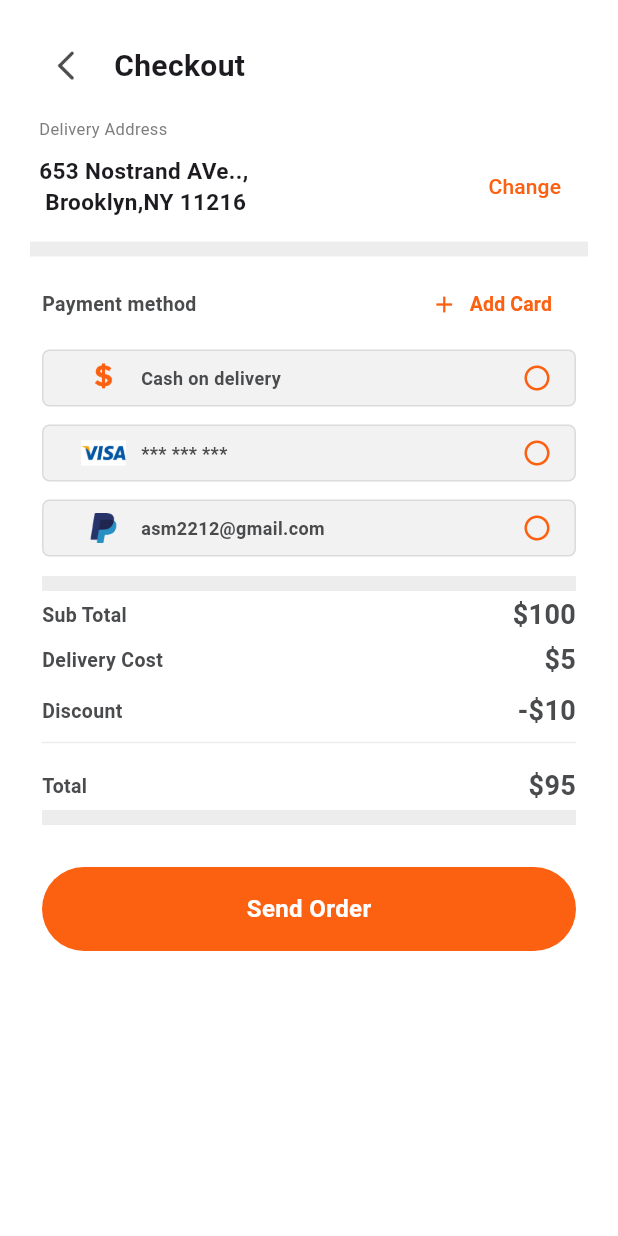
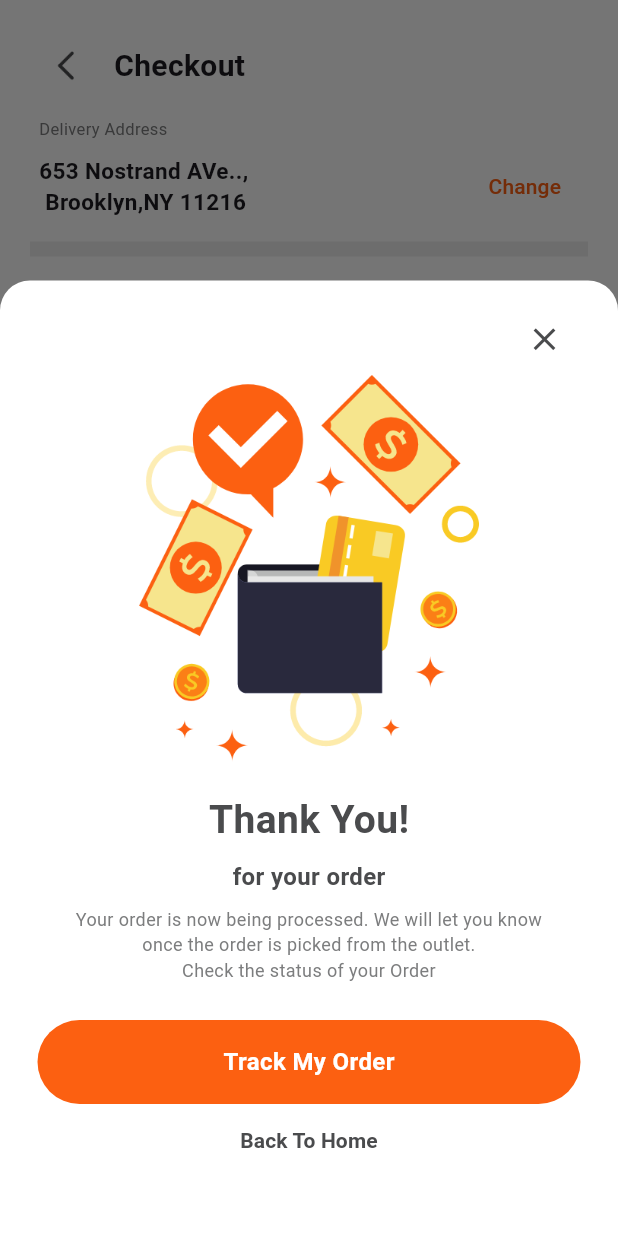
Before and after one commit to asm2212/jegoli, a Flutter app: the CheckoutScreen screen opened directly, after a tap on "Send Order", on a phone screen of 412 x 824 dp. Run offline on Flutter 3.47's test engine with Material 3 defaults, Android fonts, the phone set to English and light mode, and no system bars; our stand-ins replace flutter_rating_bar, google_maps_flutter, image_picker; missing offline and left inert: custom_map_markers, otp_pin_field; Roboto replaces fonts that are missing (Metropolis).

Commit message:
Added CheckoutMessageScreen widget with thank-you message, order tracking button, and navigation to home functionality, including responsive layout adjustments

```diff
--- /dev/null
+++ b/lib/screens/more/checkout_message_screen.dart
@@ -0,0 +1,111 @@
+import 'package:flutter/material.dart';
+import 'package:jegoli/co_widget/round_button.dart';
+import 'package:jegoli/common/color_extension.dart';
+import 'package:jegoli/screens/home/home_screen.dart';
+
+class CheckoutMessageScreen extends StatefulWidget {
+  const CheckoutMessageScreen({super.key});
+
+  @override
+  State<CheckoutMessageScreen> createState() => _CheckoutMessageScreenState();
+}
+
+class _CheckoutMessageScreenState extends State<CheckoutMessageScreen> {
+  @override
+  Widget build(BuildContext context) {
+    var media = MediaQuery.of(context).size;
+    return Material(
+      color: Colors.transparent,
+      child: Container(
+        padding: const EdgeInsets.symmetric(vertical: 15, horizontal: 25),
+        width: media.width,
+        decoration: BoxDecoration(
+          color: ColorExtension.white,
+          borderRadius: const BorderRadius.only(
+            topLeft: Radius.circular(20),
+            topRight: Radius.circular(20),
+          ),
+        ),
+        child: Column(
+          mainAxisAlignment: MainAxisAlignment.end,
+          crossAxisAlignment: CrossAxisAlignment.center,
+          mainAxisSize: MainAxisSize.min,
+          children: [
+            Row(
+              mainAxisAlignment: MainAxisAlignment.end,
+              children: [
+                IconButton(
+                  onPressed: () {
+                    Navigator.of(context).pop();
+                  },
+                  icon: Icon(
+                    Icons.close,
+                    color: ColorExtension.primaryText,
+                    size: 25,
+                  ),
+                ),
+              ],
+            ),
+            Image.asset(
+              "assets/images/thank_you.png",
+              width: media.width * 0.55,
+            ),
+            const SizedBox(height: 20),
+            Text(
+              "Thank You!",
+              style: TextStyle(
+                fontSize: 26,
+                fontWeight: FontWeight.w700,
+                color: ColorExtension.primaryText,
+              ),
+            ),
+            const SizedBox(height: 8),
+            Text(
+              "for your order",
+              style: TextStyle(
+                fontSize: 16,
+                fontWeight: FontWeight.w700,
+                color: ColorExtension.primaryText,
+              ),
+            ),
+            const SizedBox(height: 8),
+            Padding(
+              padding: const EdgeInsets.symmetric(horizontal: 15),
+              child: Text(
+                "Your order is now being processed. We will let you know once the order is picked from the outlet.\nCheck the status of your Order",
+                textAlign: TextAlign.center,
+                style: TextStyle(
+                  fontSize: 12,
+                  color: ColorExtension.secondaryText,
+                ),
+              ),
+            ),
+            const SizedBox(height: 25),
+            RoundButton(
+              onPressed: () {},
+              title: "Track My Order",
+            ),
+            TextButton(
+              onPressed: () {
+                Navigator.push(
+                  context,
+                  MaterialPageRoute(builder: (context) => const HomeScreen()),
+                );
+              },
+              child: Text(
+                "Back To Home",
+                textAlign: TextAlign.center,
+                style: TextStyle(
+                  fontSize: 14,
+                  color: ColorExtension.primaryText,
+                  fontWeight: FontWeight.bold,
+                ),
+              ),
+            ),
+            const SizedBox(height: 25),
+          ],
+        ),
+      ),
+    );
+  }
+}
--- a/lib/screens/more/checkout_screen.dart
+++ b/lib/screens/more/checkout_screen.dart
@@ -2,6 +2,7 @@ import 'package:flutter/material.dart';
 import 'package:jegoli/co_widget/round_button.dart';
 import 'package:jegoli/common/color_extension.dart';
 import 'package:jegoli/screens/more/change_address.dart';
+import 'package:jegoli/screens/more/checkout_message_screen.dart';
 
 class CheckoutScreen extends StatefulWidget {
   const CheckoutScreen({super.key});
@@ -302,7 +303,16 @@ class _CheckoutScreenState extends State<CheckoutScreen> {
                       thickness: 10,
                     ),
                     const SizedBox(height: 25),
-                    RoundButton(onPressed: () {}, title: "Send Order"),
+                    RoundButton(onPressed: () {
+                      showModalBottomSheet(
+                        context: context,
+                        backgroundColor: Colors.transparent,
+                        isScrollControlled: true,
+                         builder: (context){
+                        return const CheckoutMessageScreen();
+                      });
+
+                    }, title: "Send Order"),
                     const SizedBox(height: 55),
                   ],
                 ),
```
Also changed, not shown: assets/images/thank_you.png (added).
